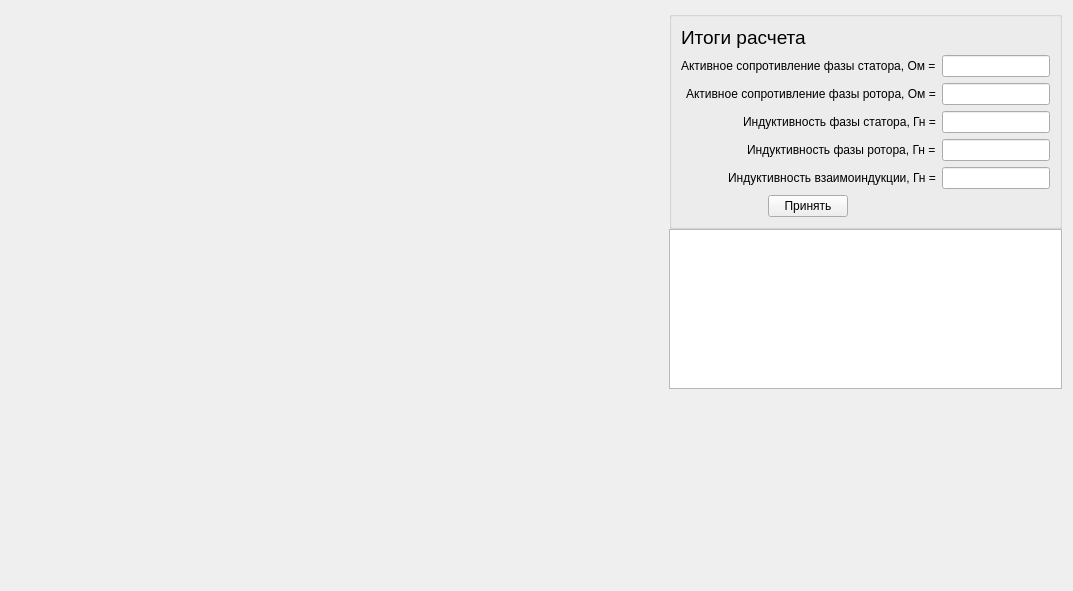
First picture: the form in untitled/identf.ui, repository Ivanos121/ImView, before the edit.
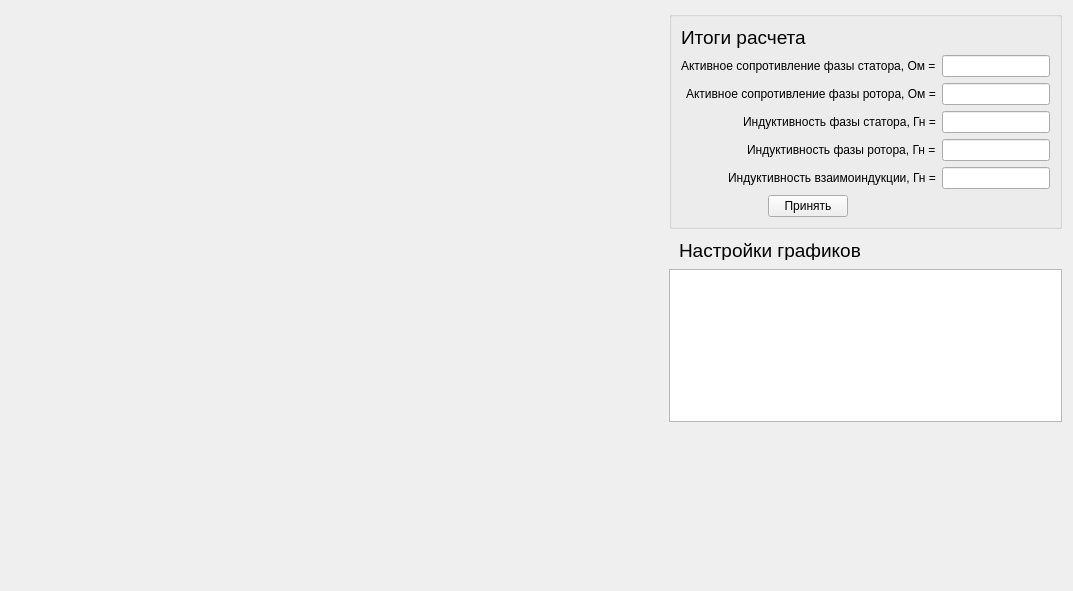
Second picture: the form after the edit. Custom widgets are drawn as their Qt base class.

The edit to the form file:
```diff
--- a/untitled/identf.ui
+++ b/untitled/identf.ui
@@ -192,6 +192,35 @@
         </layout>
        </widget>
       </item>
+      <item>
+       <widget class="QWidget" name="widget_2" native="true">
+        <property name="sizePolicy">
+         <sizepolicy hsizetype="Preferred" vsizetype="Fixed">
+          <horstretch>0</horstretch>
+          <verstretch>40</verstretch>
+         </sizepolicy>
+        </property>
+        <property name="minimumSize">
+         <size>
+          <width>0</width>
+          <height>40</height>
+         </size>
+        </property>
+        <widget class="QLabel" name="label">
+         <property name="geometry">
+          <rect>
+           <x>10</x>
+           <y>10</y>
+           <width>221</width>
+           <height>21</height>
+          </rect>
+         </property>
+         <property name="text">
+          <string>&lt;html&gt;&lt;head/&gt;&lt;body&gt;&lt;p&gt;&lt;span style=&quot; font-size:14pt;&quot;&gt;Настройки графиков&lt;/span&gt;&lt;/p&gt;&lt;/body&gt;&lt;/html&gt;</string>
+         </property>
+        </widget>
+       </widget>
+      </item>
       <item>
        <widget class="QTableWidget" name="tableWidget">
         <property name="sizePolicy">
@@ -203,13 +232,13 @@
         <property name="minimumSize">
          <size>
           <width>0</width>
-          <height>160</height>
+          <height>153</height>
          </size>
         </property>
         <property name="maximumSize">
          <size>
           <width>16777215</width>
-          <height>160</height>
+          <height>153</height>
          </size>
         </property>
        </widget>
```
